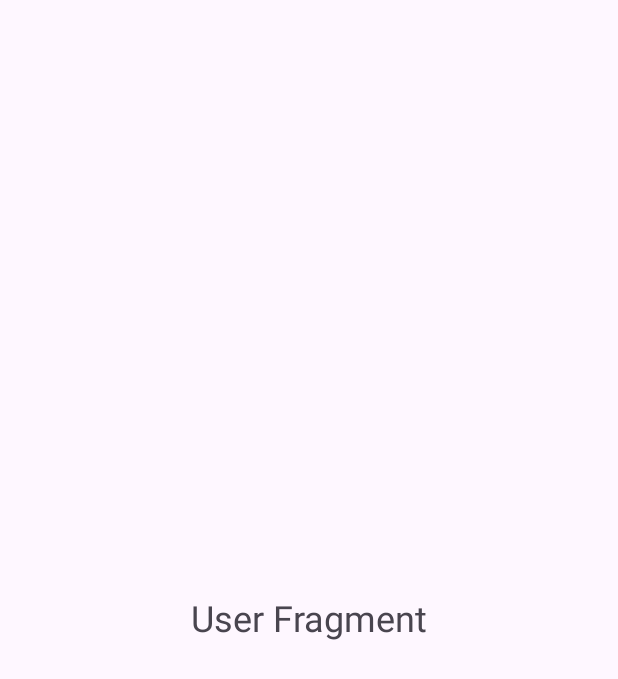
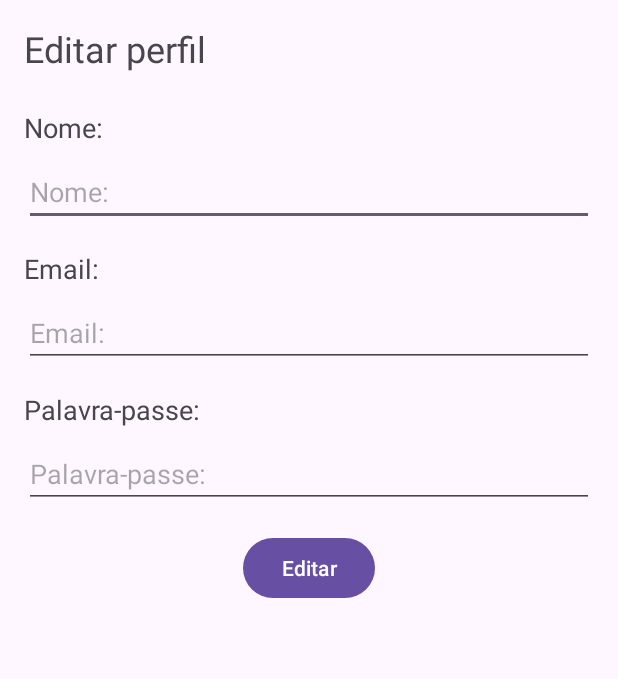
Before and after one commit to dgraca/Blog-Dam-App, an Android app: the layout fragment_user.xml on its own in the app's theme, with its tools: preview values and no code run, on a phone screen of 412 x 824 dp. Shown: the top 679 px of the screen. Run offline under Robolectric (Android 15) with nearby library versions, the phone set to English and light mode, and no system bars.

Commit message:
Edit user fragment layout

```diff
--- a/app/src/main/java/com/danielgraca/blog_dam_app/ui/fragment/UserFragment.kt
+++ b/app/src/main/java/com/danielgraca/blog_dam_app/ui/fragment/UserFragment.kt
@@ -5,14 +5,53 @@ import androidx.fragment.app.Fragment
 import android.view.LayoutInflater
 import android.view.View
 import android.view.ViewGroup
+import android.widget.Button
+import android.widget.EditText
+import android.widget.Toast
 import com.danielgraca.blog_dam_app.R
 
 class UserFragment : Fragment() {
+
+    // UI elements
+    private lateinit var etEditUserName: EditText;
+    private lateinit var etEditEmail: EditText;
+    private lateinit var etEditPassword: EditText;
+    private lateinit var btnEditUser: Button;
+
+
+    /**
+     * Called when the activity is starting
+     */
     override fun onCreateView(
         inflater: LayoutInflater, container: ViewGroup?,
         savedInstanceState: Bundle?
     ): View? {
+        // Get references to UI elements
+        etEditUserName = view?.findViewById<EditText>(R.id.etEditUserName)!!
+        etEditEmail = view?.findViewById<EditText>(R.id.etEditEmail)!!
+        etEditPassword = view?.findViewById<EditText>(R.id.etEditPassword)!!
+        btnEditUser = view?.findViewById<Button>(R.id.btnEditUser)!!
+
+        // TODO: Data binding from the user data from API
+
         // Inflate the layout for this fragment
         return inflater.inflate(R.layout.fragment_user, container, false)
     }
+
+    /**
+     * Called when the activity is starting
+     */
+    override fun onViewCreated(view: View, savedInstanceState: Bundle?) {
+        super.onViewCreated(view, savedInstanceState)
+
+        // Set click listeners
+        btnEditUser.setOnClickListener { editUser() }
+    }
+
+    /**
+     * Called when the user clicks the edit user button
+     */
+    private fun editUser() {
+       Toast.makeText(context, "Edit user", Toast.LENGTH_SHORT).show()
+    }
 }
--- a/app/src/main/res/layout/fragment_user.xml
+++ b/app/src/main/res/layout/fragment_user.xml
@@ -3,13 +3,77 @@
     xmlns:tools="http://schemas.android.com/tools"
     android:layout_width="match_parent"
     android:layout_height="match_parent"
+    android:padding="16dp"
     tools:context=".ui.fragment.UserFragment">
 
     <TextView
+        android:id="@+id/tvEditUserTitle"
         android:layout_width="wrap_content"
         android:layout_height="wrap_content"
-        android:text="User Fragment"
+        android:text="@string/edit_title"
         android:textSize="24sp"
-        android:layout_centerInParent="true"/>
+        android:layout_marginBottom="24dp"/>
+
+    <!-- Username -->
+    <TextView
+        android:id="@+id/tvEditUserName"
+        android:layout_width="wrap_content"
+        android:layout_height="wrap_content"
+        android:text="@string/edit_username"
+        android:textSize="18sp"
+        android:layout_below="@id/tvEditUserTitle" />
+
+    <EditText
+        android:id="@+id/etEditUserName"
+        android:layout_width="match_parent"
+        android:layout_height="wrap_content"
+        android:layout_below="@id/tvEditUserName"
+        android:layout_marginTop="8dp"
+        android:hint="@string/edit_username" />
+
+    <!-- Email -->
+    <TextView
+        android:id="@+id/tvEditEmail"
+        android:layout_width="wrap_content"
+        android:layout_height="wrap_content"
+        android:text="@string/edit_email"
+        android:textSize="18sp"
+        android:layout_marginTop="16dp"
+        android:layout_below="@id/etEditUserName" />
+
+    <EditText
+        android:id="@+id/etEditEmail"
+        android:layout_width="match_parent"
+        android:layout_height="wrap_content"
+        android:layout_below="@id/tvEditEmail"
+        android:layout_marginTop="8dp"
+        android:hint="@string/edit_email" />
+
+    <!-- Password -->
+    <TextView
+        android:id="@+id/tvEditPassword"
+        android:layout_width="wrap_content"
+        android:layout_height="wrap_content"
+        android:text="@string/editpassword"
+        android:textSize="18sp"
+        android:layout_marginTop="16dp"
+        android:layout_below="@id/etEditEmail" />
+
+    <EditText
+        android:id="@+id/etEditPassword"
+        android:layout_width="match_parent"
+        android:layout_height="wrap_content"
+        android:layout_below="@id/tvEditPassword"
+        android:layout_marginTop="8dp"
+        android:hint="@string/editpassword" />
+
+    <Button
+        android:id="@+id/btnEditUser"
+        android:layout_width="wrap_content"
+        android:layout_height="wrap_content"
+        android:layout_below="@id/etEditPassword"
+        android:layout_marginTop="16dp"
+        android:text="@string/edit_action"
+        android:layout_centerHorizontal="true"/>
 
 </RelativeLayout>
--- /dev/null
+++ b/app/src/main/res/values/edit_user.xml
@@ -0,0 +1,8 @@
+<?xml version="1.0" encoding="utf-8"?>
+<resources>
+    <string name="edit_title">Editar perfil</string>
+    <string name="edit_username">Nome:</string>
+    <string name="edit_email">Email:</string>
+    <string name="editpassword">Palavra-passe:</string>
+    <string name="edit_action">Editar</string>
+</resources>
```
